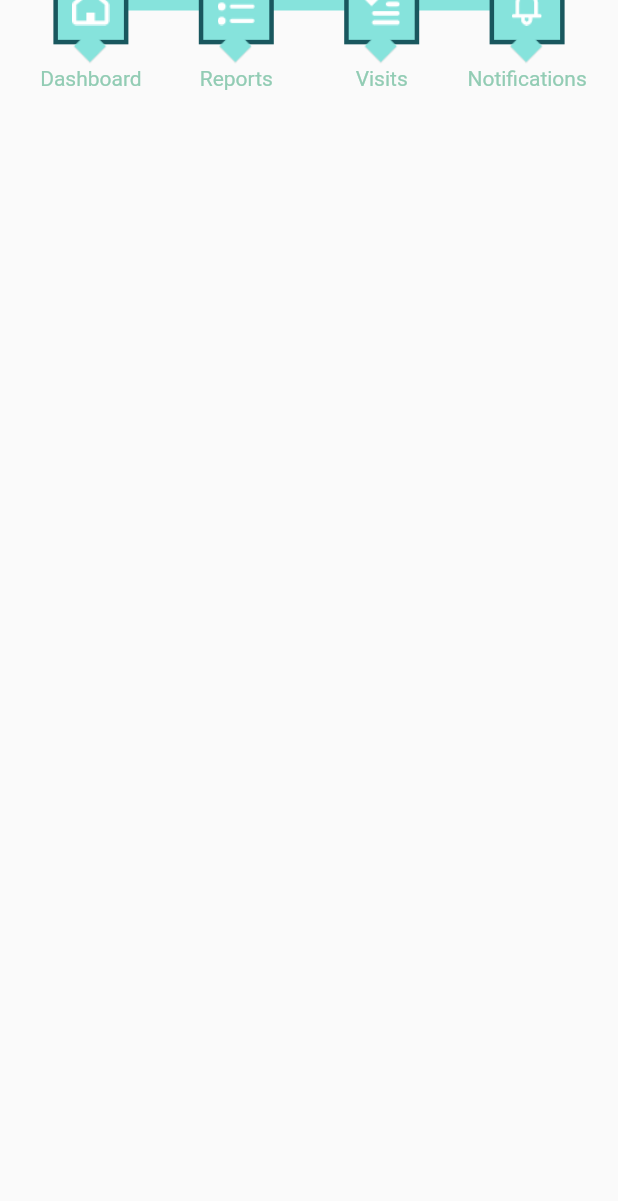
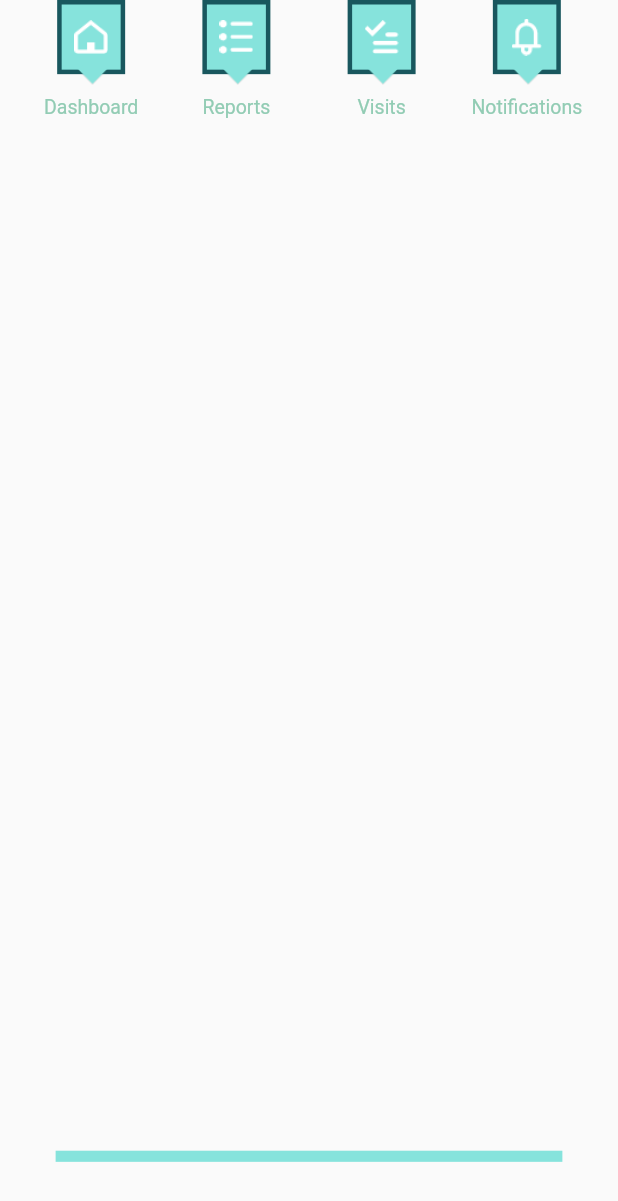
Before and after one commit to mumerzahid/circeLMS, a Flutter app: the CustomButtonBar widget shown alone on an empty page, opened directly, on a phone screen of 412 x 824 dp. Shown: the top 1201 px of the screen. Run offline on Flutter 3.47's test engine with Material 2 defaults, Android fonts, the phone set to English and light mode, and no system bars; our stand-ins replace flutter_svg, get_it, injectable, stacked, stacked_services; generated files the repository leaves out were written again.

Commit message:
changing in AppBar,CustomButton,CustomButtonBar, and in Switcher

```diff
--- a/lib/ui/screens/report/report_view.dart
+++ b/lib/ui/screens/report/report_view.dart
@@ -114,7 +114,8 @@ class ReportView extends StatelessWidget {
                                     ),
                                   ),
                                 ),
-                              ]),
+                              ]
+                          ),
                           Container(
                               height: 35,
                               width: 150,
--- a/lib/ui/screens/screen_switcher/screen_switch_view.dart
+++ b/lib/ui/screens/screen_switcher/screen_switch_view.dart
@@ -17,7 +17,7 @@ class ScreenSwitchView extends StatelessWidget {
     return ViewModelBuilder<ScreenSwitcherViewModel>.reactive(
       builder: (context, model, child) => Scaffold(
         appBar: CustomAppBar(
-            height: MediaQuery.of(context).size.height * 0.32,
+            height: MediaQuery.of(context).size.height *0.35,
             sName: model.currentScreen,
             fCall: true,
             topNavigationCallBack: model.switchTabs,
--- a/lib/ui/screens/settings_screen/settings_screen_view.dart
+++ b/lib/ui/screens/settings_screen/settings_screen_view.dart
@@ -24,7 +24,7 @@ class SettingsView extends StatelessWidget {
           child: Column(children: [
             Padding(
               padding: EdgeInsets.only(
-                top: MediaQuery.of(context).size.height * 0.1,
+                // top: MediaQuery.of(context).size.height * 0.1,
                 left: MediaQuery.of(context).size.width * 0.07,
                 right: MediaQuery.of(context).size.width * 0.07,
               ),
--- a/lib/ui/widgets/custom_button.dart
+++ b/lib/ui/widgets/custom_button.dart
@@ -20,21 +20,21 @@ class CustomButton extends StatelessWidget {
                     border: Border.all(
                         width: 3,
                         color: const Color.fromRGBO(25, 87, 94, 1))),
-                height: 50,
-                width: 50,
+                height: MediaQuery.of(context).size.height * 0.06, // was fixed height and width 50,
+                width: MediaQuery.of(context).size.width * 0.11,
                 child: Center(
                   child: Image.asset(imgUrl,
-                    width: 25,
-                    height: 25,
+                    width:    MediaQuery.of(context).size.width * 0.055, //was fixed height and width 25
+                    height:  MediaQuery.of(context).size.height * 0.03,
                   ),
                 ),
               ),
               Positioned(
-                left: 12,
-                top: 40,
+                left: MediaQuery.of(context).size.width * 0.03, // 12
+                top: MediaQuery.of(context).size.width * 0.085, // 40
                 child: Container(
-                  height: 25,
-                  width: 25,
+                  height: MediaQuery.of(context).size.height * 0.03, //25
+                  width: MediaQuery.of(context).size.width * 0.055, //25
                   color: Colors.transparent,
                   child: Image.asset('assets/images/Diamond.png'),
                 ),
@@ -43,13 +43,16 @@ class CustomButton extends StatelessWidget {
             overflow: Overflow.visible,
           ),
           Container(
-            width: 80,
-              padding: EdgeInsets.only(top: 15),
+            width:MediaQuery.of(context).size.width * 0.195, //80
+              padding: EdgeInsets.only(
+                  top: MediaQuery.of(context).size.height * 0.018, // 12
+              ),
               child: Center(
                 child: Text(
                   screenName,
-                  style: TextStyle(color:
-                  pressed?Color.fromRGBO(107, 126, 130, 1):
+                  style: TextStyle(
+                      fontSize:13,
+                      color: pressed?Color.fromRGBO(107, 126, 130, 1):
                    Color.fromRGBO(146, 204, 180, 1)
                   ),
                 ),
--- a/lib/ui/widgets/custom_button_bar.dart
+++ b/lib/ui/widgets/custom_button_bar.dart
@@ -21,27 +21,29 @@ class CustomButtonBar extends StatelessWidget {
   CustomButtonBar({Key key, this.callback,this.vScreen}) : super(key: key);
   @override
   Widget build(BuildContext context) {
-    return Container(
-      // color: Colors.black,
-      child: Stack(
+    return Stack(
       // clipBehavior: Clip.hardEdge,
       children: [
-          Padding(
-            padding: EdgeInsets.only(
-              bottom: MediaQuery.of(context).size.height * 0.075,
+        Positioned(
+          // padding: EdgeInsets.only(
+            bottom: MediaQuery.of(context).size.height * 0.06,
             left: MediaQuery.of(context).size.width * 0.09,
             right: MediaQuery.of(context).size.width * 0.09,
-            ),
+          // ),
           child: Container(
-              height: 7,
-              // color: Colors.black,
+            height: MediaQuery.of(context).size.height * 0.009,
             color: const Color.fromRGBO(134, 227, 220, 12),
           ),
         ),
-          Positioned(
-            bottom: MediaQuery.of(context).size.height * 0.01,
+
+        Padding(
+
+          // top: MediaQuery.of(context).size.height * 0.05,
+          padding: EdgeInsets.only(
             left: MediaQuery.of(context).size.width * 0.05,
             right: MediaQuery.of(context).size.width * 0.05,
+          ),
+
           child: Row(
             mainAxisAlignment: MainAxisAlignment.spaceBetween,
             children: [
@@ -103,7 +105,6 @@ class CustomButtonBar extends StatelessWidget {
         ),
       ],
       overflow: Overflow.visible,
-      ),
     );
   }
 }
```
Also changed, not shown: lib/ui/screens/dashboard/dashboard_view.dart (+5 -5 lines), lib/ui/screens/login_screen/login_view.dart (+6 -2 lines), lib/ui/widgets/custom_app_bar.dart (+35 -29 lines). Lines whose indentation alone changed are shown as unchanged.
